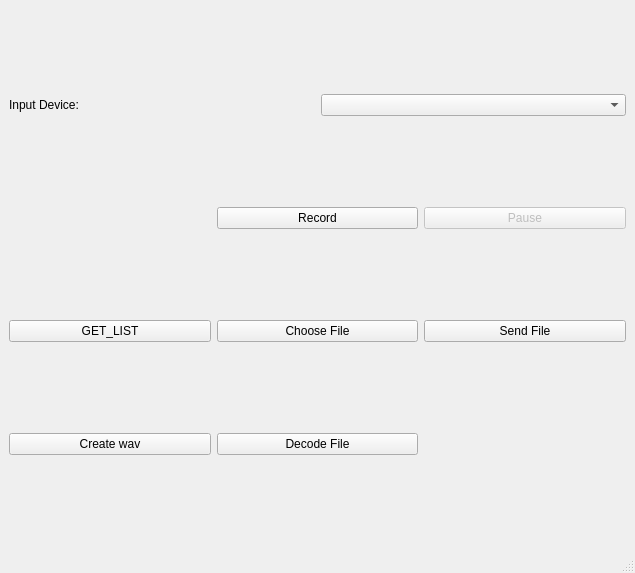
Qt form audiorecorder.ui (DawidNieborak/TransferViaSound) before a commit.
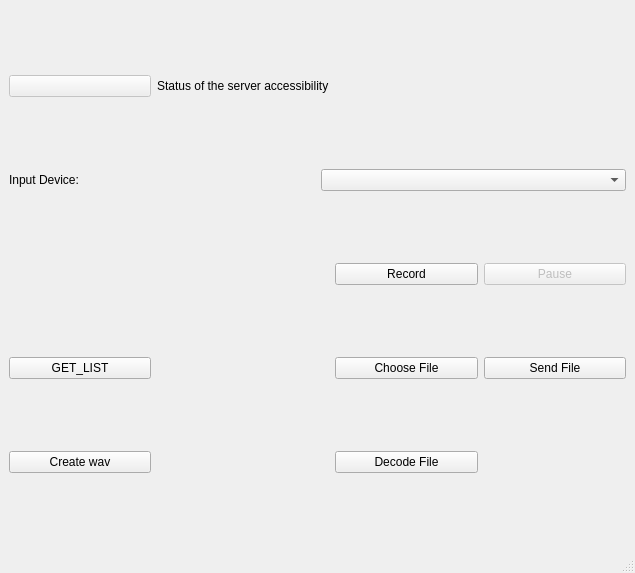
The same form after that commit.

Commit message: status of the server

What changed in the file:
```diff
--- a/audiorecorder.ui
+++ b/audiorecorder.ui
@@ -15,21 +15,7 @@
   </property>
   <widget class="QWidget" name="centralwidget">
    <layout class="QGridLayout" name="gridLayout_3">
-    <item row="2" column="0">
-     <widget class="QPushButton" name="pushButton">
-      <property name="text">
-       <string>GET_LIST</string>
-      </property>
-     </widget>
-    </item>
-    <item row="3" column="0">
-     <widget class="QPushButton" name="createWav">
-      <property name="text">
-       <string>Create wav</string>
-      </property>
-     </widget>
-    </item>
-    <item row="1" column="2">
+    <item row="2" column="3">
      <widget class="QPushButton" name="pauseButton">
       <property name="enabled">
        <bool>false</bool>
@@ -39,7 +25,35 @@
       </property>
      </widget>
     </item>
-    <item row="0" column="0" colspan="3">
+    <item row="4" column="0">
+     <widget class="QPushButton" name="createWav">
+      <property name="text">
+       <string>Create wav</string>
+      </property>
+     </widget>
+    </item>
+    <item row="4" column="2">
+     <widget class="QPushButton" name="decodeFile">
+      <property name="text">
+       <string>Decode File</string>
+      </property>
+     </widget>
+    </item>
+    <item row="2" column="2">
+     <widget class="QPushButton" name="recordButton">
+      <property name="text">
+       <string>Record</string>
+      </property>
+     </widget>
+    </item>
+    <item row="3" column="3">
+     <widget class="QPushButton" name="sendButton">
+      <property name="text">
+       <string>Send File</string>
+      </property>
+     </widget>
+    </item>
+    <item row="1" column="0" colspan="4">
      <layout class="QGridLayout" name="gridLayout_2">
       <item row="0" column="0">
        <widget class="QLabel" name="label">
@@ -57,34 +71,40 @@
       </item>
      </layout>
     </item>
-    <item row="1" column="1">
-     <widget class="QPushButton" name="recordButton">
-      <property name="text">
-       <string>Record</string>
+    <item row="0" column="0">
+     <widget class="QPushButton" name="statusBtn">
+      <property name="enabled">
+       <bool>false</bool>
       </property>
-     </widget>
-    </item>
-    <item row="2" column="2">
-     <widget class="QPushButton" name="sendButton">
       <property name="text">
-       <string>Send File</string>
+       <string/>
       </property>
+      <property name="flat">
+       <bool>false</bool>
+      </property>
      </widget>
     </item>
-    <item row="3" column="1">
-     <widget class="QPushButton" name="decodeFile">
+    <item row="3" column="0">
+     <widget class="QPushButton" name="pushButton">
       <property name="text">
-       <string>Decode File</string>
+       <string>GET_LIST</string>
       </property>
      </widget>
     </item>
-    <item row="2" column="1">
+    <item row="3" column="2">
      <widget class="QPushButton" name="file">
       <property name="text">
        <string>Choose File</string>
       </property>
      </widget>
     </item>
+    <item row="0" column="1">
+     <widget class="QLabel" name="label_2">
+      <property name="text">
+       <string>Status of the server accessibility</string>
+      </property>
+     </widget>
+    </item>
    </layout>
   </widget>
   <widget class="QStatusBar" name="statusbar"/>
```
The commit also changes 3 other files.
